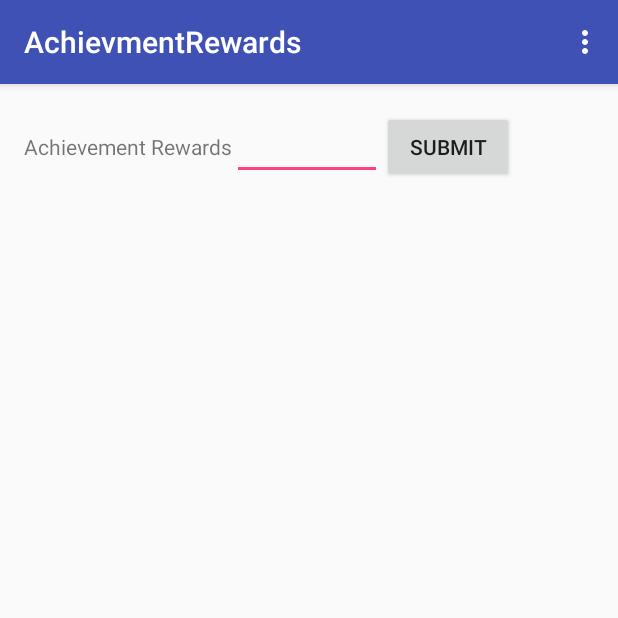
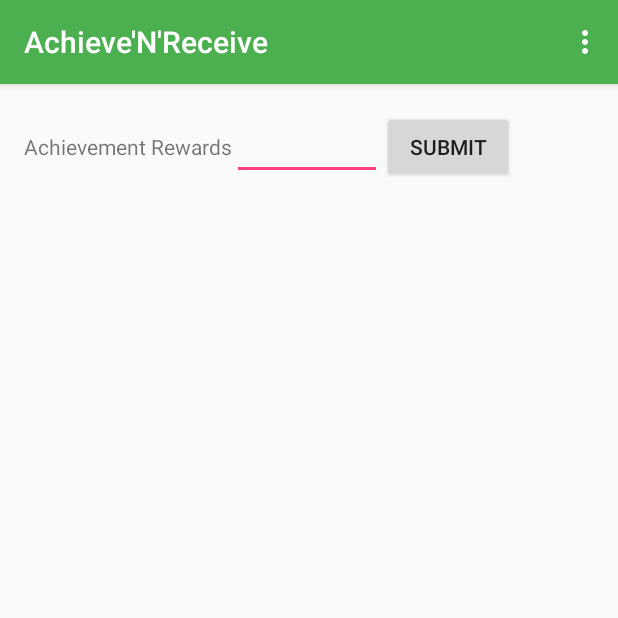
Before and after one commit to afeldman1/AchievementRewards, an Android app: the HomeScreenActivity screen opened directly, with no data from a screen before it, on a phone screen of 412 x 824 dp, the top half of it. Run offline under Robolectric (Android 15) with nearby library versions, the light colour scheme and no system bars.

Commit message:
Changed color and name

```diff
--- a/app/src/main/res/values/colors.xml
+++ b/app/src/main/res/values/colors.xml
@@ -1,6 +1,6 @@
 <?xml version="1.0" encoding="utf-8"?>
 <resources>
-    <color name="colorPrimary">#3F51B5</color>
-    <color name="colorPrimaryDark">#303F9F</color>
+    <color name="colorPrimary">#4caf50</color>
+    <color name="colorPrimaryDark">#388e3c</color>
     <color name="colorAccent">#FF4081</color>
 </resources>
--- a/app/src/main/res/values/strings.xml
+++ b/app/src/main/res/values/strings.xml
@@ -1,5 +1,5 @@
 <resources>
-    <string name="app_name">AchievmentRewards</string>
+    <string name="app_name">Achieve\'N\'Receive</string>
     <string name="action_settings">Settings</string>
     <string name="facebook_app_id">1659980030952665</string>
     <string name="settings_switch_1">Location Permission: </string>
```
